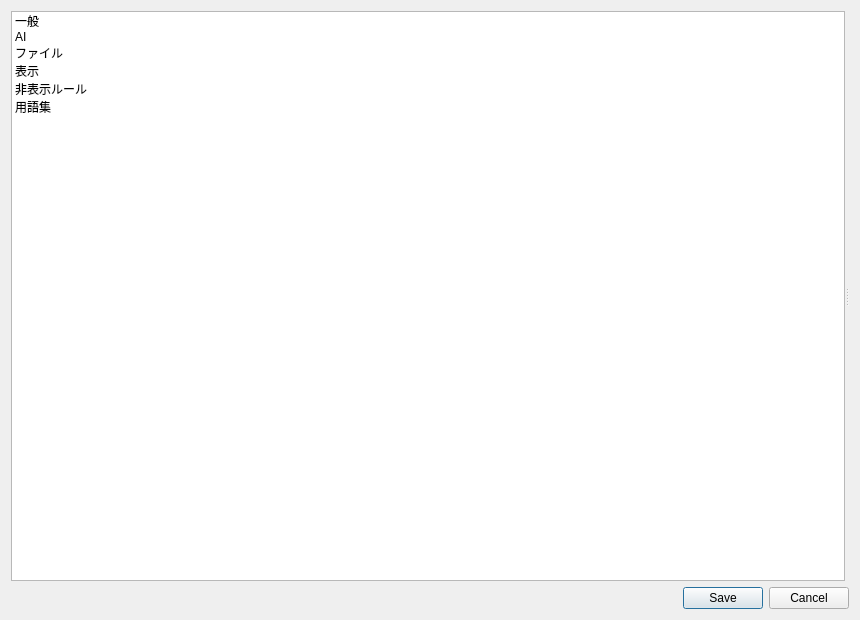
Old version of the form ui/dialogs/settings/SettingsDialog.ui in the repository Ikumyon/AutoLingua2.
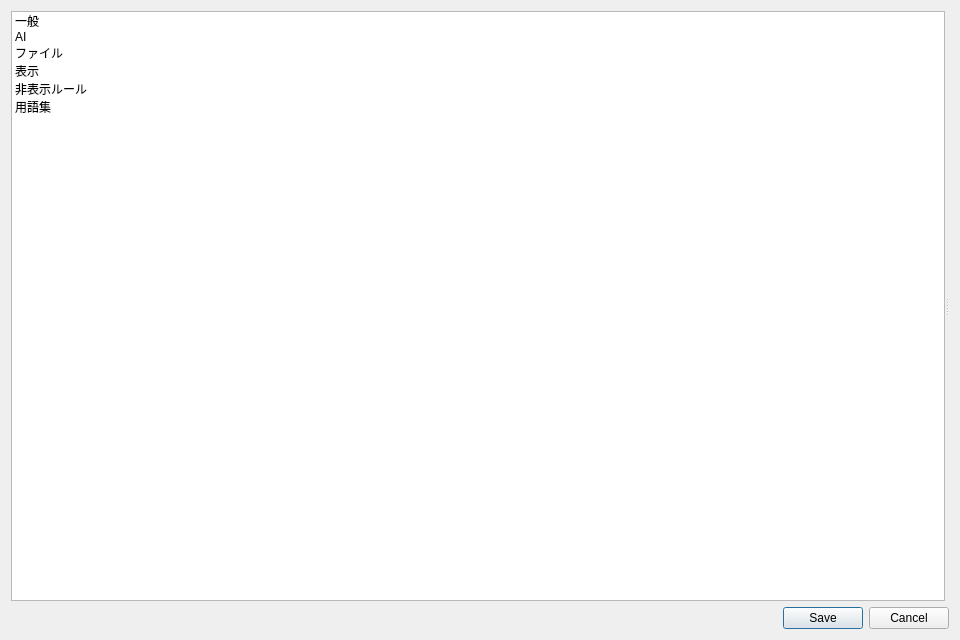
New version of the form.

The edit to the form file:
```diff
--- a/ui/dialogs/settings/SettingsDialog.ui
+++ b/ui/dialogs/settings/SettingsDialog.ui
@@ -6,8 +6,8 @@
    <rect>
     <x>0</x>
     <y>0</y>
-    <width>860</width>
-    <height>620</height>
+    <width>960</width>
+    <height>640</height>
    </rect>
   </property>
   <property name="windowTitle">
```
